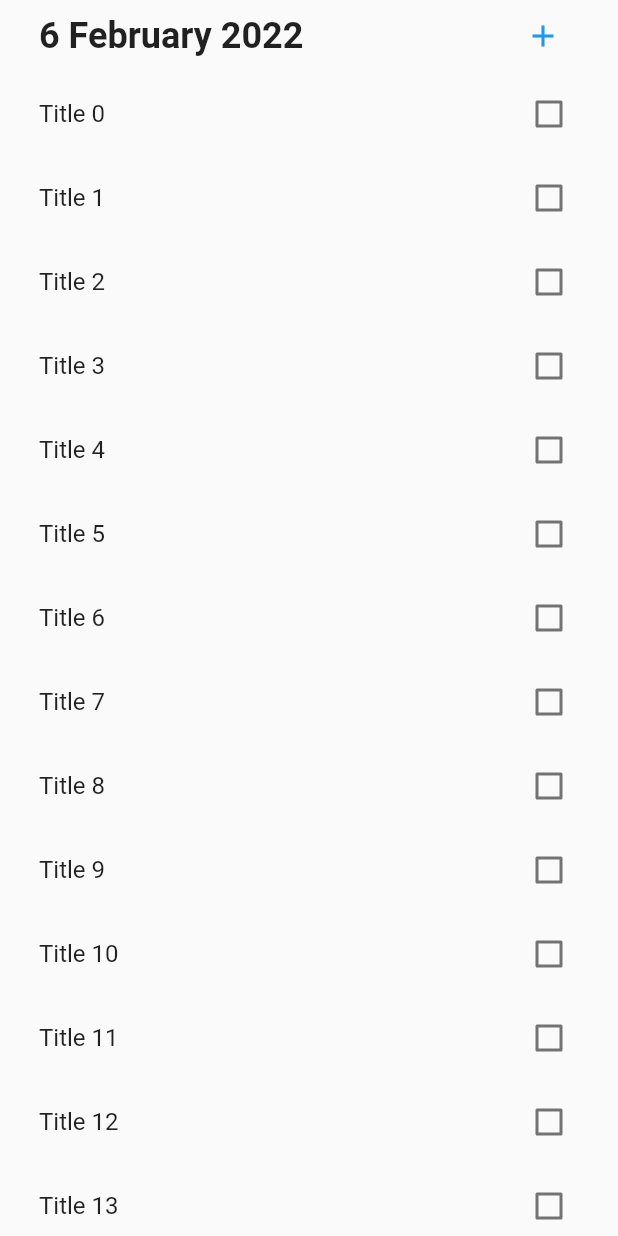
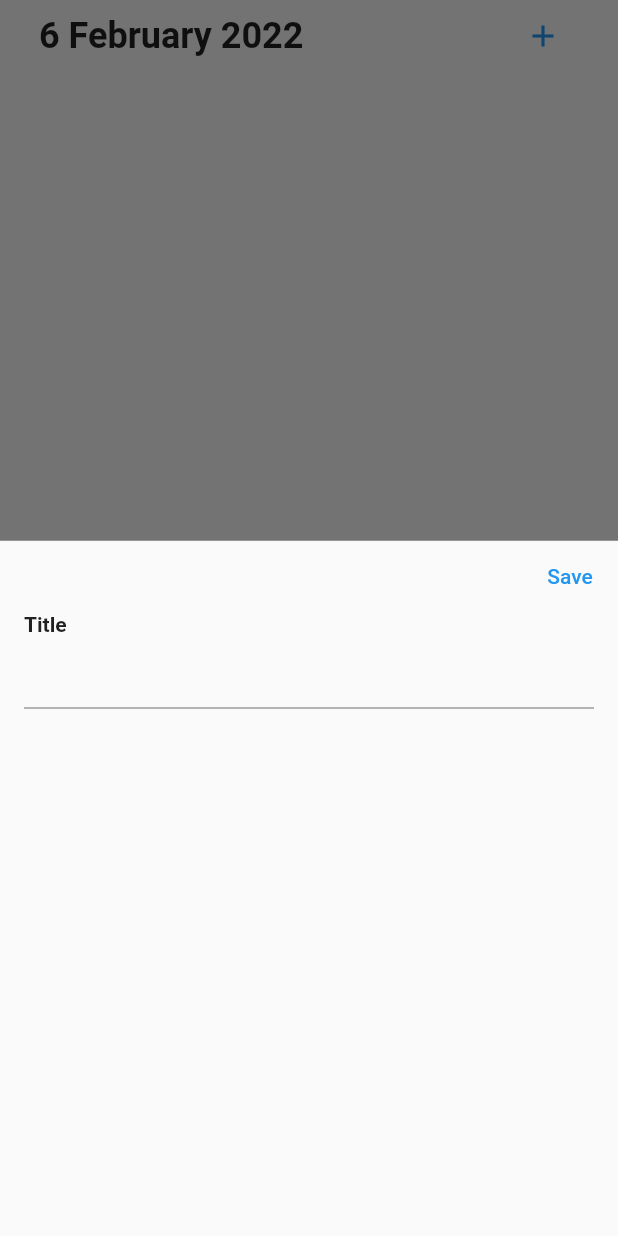
Before and after one commit to PattaraponLertratananont/Todo-App, a Flutter app: the screen it shows after launch, after a tap on the "add" icon, on a phone screen of 412 x 824 dp. Run offline on Flutter 3.47's test engine with Material 2 defaults, Android fonts, the phone set to English and light mode, and no system bars.

Commit message:
add todo modal

```diff
--- a/lib/home.dart
+++ b/lib/home.dart
@@ -1,6 +1,7 @@
 import 'package:flutter/material.dart';
 import 'package:intl/intl.dart';
 
+import 'todo/controller.dart';
 import 'todo/screen.dart';
 
 class HomeScreen extends StatefulWidget {
@@ -11,6 +12,9 @@ class HomeScreen extends StatefulWidget {
 }
 
 class _HomeScreenState extends State<HomeScreen> {
+  TextEditingController titleController = TextEditingController();
+  TodoController controller = TodoController();
+
   @override
   Widget build(BuildContext context) {
     return Scaffold(
@@ -34,15 +38,55 @@ class _HomeScreenState extends State<HomeScreen> {
                       Icons.add,
                       color: Colors.blue,
                     ),
-                    onPressed: () {},
+                    onPressed: showModalAddTodo,
                   )
                 ],
               ),
             ),
-            const TodoList(),
+            TodoList(controller: controller),
           ],
         ),
       ),
     );
   }
+
+  Future<void> showModalAddTodo() async {
+    return showModalBottomSheet(
+      context: context,
+      builder: (context) {
+        return Column(
+          children: [
+            Container(
+              alignment: Alignment.topRight,
+              child: TextButton(
+                child: const Text("Save"),
+                onPressed: () {
+                  setState(() {
+                    controller.addTask(titleController.text);
+                  });
+                  titleController.clear(); // clear text controller
+                  Navigator.pop(context); // close modal bottom sheet
+                },
+              ),
+            ),
+            Padding(
+              padding: const EdgeInsets.symmetric(horizontal: 16),
+              child: Column(
+                crossAxisAlignment: CrossAxisAlignment.start,
+                children: [
+                  const Text(
+                    "Title",
+                    style: TextStyle(
+                      fontWeight: FontWeight.bold,
+                    ),
+                  ),
+                  TextField(controller: titleController),
+                ],
+              ),
+            ),
+          ],
+        );
+      },
+    );
+  }
 }
--- a/lib/todo/controller.dart
+++ b/lib/todo/controller.dart
@@ -1,11 +1,15 @@
 import 'model.dart';
 
 class TodoController {
-  List<TodoModel> todoList = [
-    for (var i = 0; i < 20; i++) TodoModel(title: "Title ${i.toString()}")
-  ];
+  List<TodoModel> todoList = [];
 
   void checkTask(int index) {
     todoList[index].finished = !todoList[index].finished;
   }
+
+  void addTask(String title) {
+    todoList.add(
+      TodoModel(title: title),
+    );
+  }
 }
--- a/lib/todo/screen.dart
+++ b/lib/todo/screen.dart
@@ -2,31 +2,30 @@ import 'package:flutter/material.dart';
 import 'package:todo_app/todo/controller.dart';
 
 class TodoList extends StatefulWidget {
-  const TodoList({Key? key}) : super(key: key);
+  final TodoController controller;
+  const TodoList({Key? key, required this.controller}) : super(key: key);
 
   @override
   State<TodoList> createState() => _TodoListState();
 }
 
 class _TodoListState extends State<TodoList> {
-  TodoController controller = TodoController();
-
   @override
   Widget build(BuildContext context) {
     return Expanded(
       child: ListView.builder(
-        itemCount: controller.todoList.length,
+        itemCount: widget.controller.todoList.length,
         itemBuilder: (context, index) {
           return CheckboxListTile(
             contentPadding: const EdgeInsets.symmetric(horizontal: 26),
-            title: Text(controller.todoList[index].title),
-            value: controller.todoList[index].finished,
-            selected: controller.todoList[index].finished,
+            title: Text(widget.controller.todoList[index].title),
+            value: widget.controller.todoList[index].finished,
+            selected: widget.controller.todoList[index].finished,
             selectedTileColor: Colors.grey[200],
             activeColor: Colors.pink[300],
             onChanged: (bool? checked) {
               setState(() {
-                controller.checkTask(index);
+                widget.controller.checkTask(index);
               });
             },
           );
```
